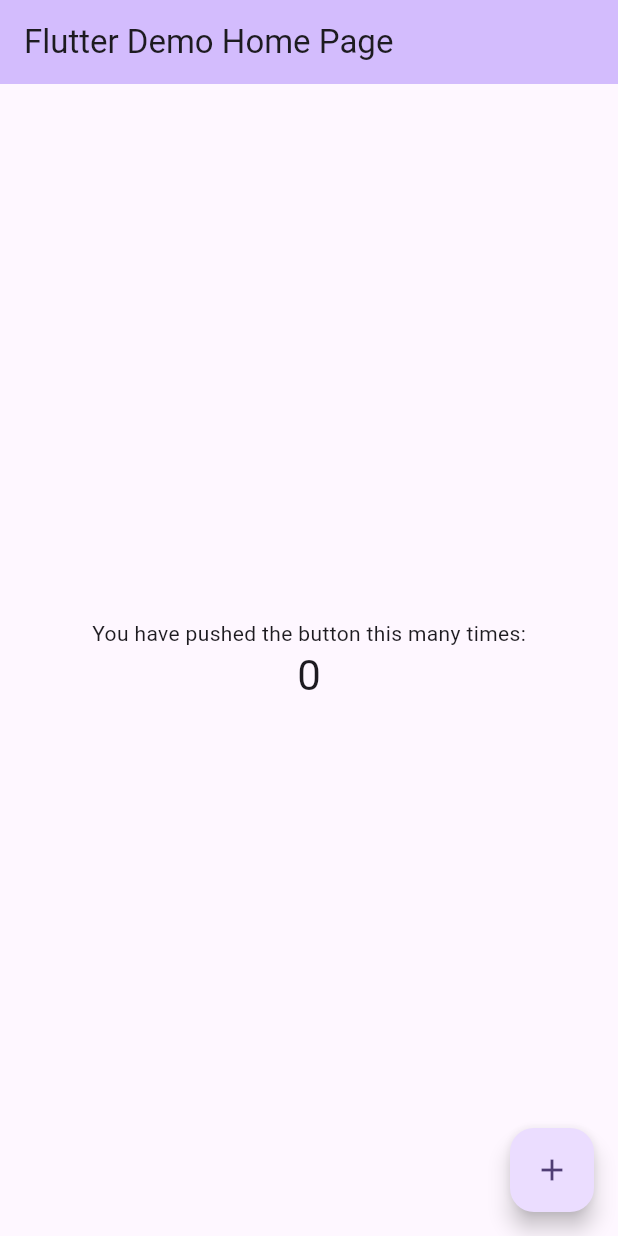
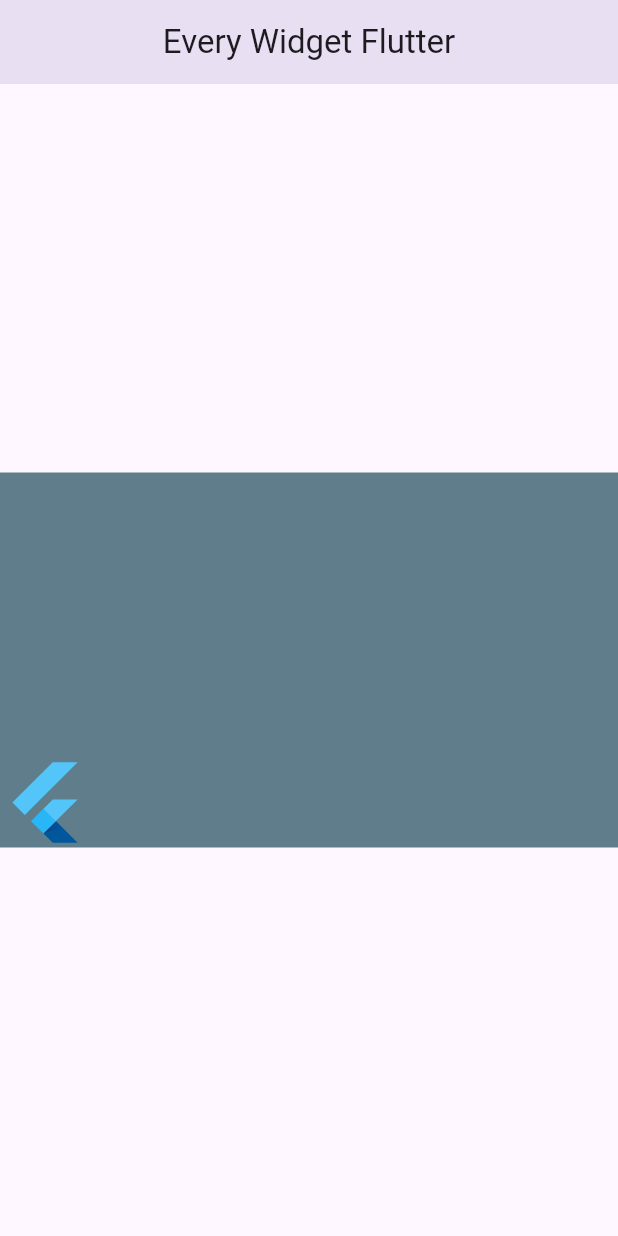
Before and after one commit to JakariaKhan-CSE/Every-Widget-Flutter, a Flutter app: the screen it shows after launch, on a phone screen of 412 x 824 dp. Run offline on Flutter 3.47's test engine with Material 3 defaults, Android fonts, the phone set to English and light mode, and no system bars.

Commit message:
5 widget added.

```diff
--- /dev/null
+++ b/lib/home_page.dart
@@ -0,0 +1,24 @@
+import 'package:every_widget_flutter/widget/about_dialog_widget.dart';
+import 'package:every_widget_flutter/widget/about_listtile_widget.dart';
+import 'package:every_widget_flutter/widget/alert_dialog_widget.dart';
+import 'package:every_widget_flutter/widget/align_widget.dart';
+import 'package:every_widget_flutter/widget/animated_align_widget.dart';
+import 'package:flutter/material.dart';
+
+class HomePage extends StatefulWidget {
+  const HomePage({super.key});
+
+  @override
+  State<HomePage> createState() => _HomePageState();
+}
+
+class _HomePageState extends State<HomePage> {
+  @override
+  Widget build(BuildContext context) {
+    return Scaffold(
+      appBar: AppBar(title: Text('Every Widget Flutter'),elevation: 15,centerTitle: true,),
+
+      body: AnimatedAlignWidget()
+    );
+  }
+}
--- a/lib/main.dart
+++ b/lib/main.dart
@@ -1,125 +1,19 @@
+import 'package:every_widget_flutter/home_page.dart';
+import 'package:flutter/cupertino.dart';
 import 'package:flutter/material.dart';
 
-void main() {
-  runApp(const MyApp());
+void main(){
+  runApp(MyApp());
 }
 
 class MyApp extends StatelessWidget {
   const MyApp({super.key});
 
-  // This widget is the root of your application.
   @override
   Widget build(BuildContext context) {
     return MaterialApp(
-      title: 'Flutter Demo',
-      theme: ThemeData(
-        // This is the theme of your application.
-        //
-        // TRY THIS: Try running your application with "flutter run". You'll see
-        // the application has a purple toolbar. Then, without quitting the app,
-        // try changing the seedColor in the colorScheme below to Colors.green
-        // and then invoke "hot reload" (save your changes or press the "hot
-        // reload" button in a Flutter-supported IDE, or press "r" if you used
-        // the command line to start the app).
-        //
-        // Notice that the counter didn't reset back to zero; the application
-        // state is not lost during the reload. To reset the state, use hot
-        // restart instead.
-        //
-        // This works for code too, not just values: Most code changes can be
-        // tested with just a hot reload.
-        colorScheme: ColorScheme.fromSeed(seedColor: Colors.deepPurple),
-        useMaterial3: true,
-      ),
-      home: const MyHomePage(title: 'Flutter Demo Home Page'),
+      debugShowCheckedModeBanner: false,
+      home: HomePage(),
     );
   }
 }
-
-class MyHomePage extends StatefulWidget {
-  const MyHomePage({super.key, required this.title});
-
-  // This widget is the home page of your application. It is stateful, meaning
-  // that it has a State object (defined below) that contains fields that affect
-  // how it looks.
-
-  // This class is the configuration for the state. It holds the values (in this
-  // case the title) provided by the parent (in this case the App widget) and
-  // used by the build method of the State. Fields in a Widget subclass are
-  // always marked "final".
-
-  final String title;
-
-  @override
-  State<MyHomePage> createState() => _MyHomePageState();
-}
-
-class _MyHomePageState extends State<MyHomePage> {
-  int _counter = 0;
-
-  void _incrementCounter() {
-    setState(() {
-      // This call to setState tells the Flutter framework that something has
-      // changed in this State, which causes it to rerun the build method below
-      // so that the display can reflect the updated values. If we changed
-      // _counter without calling setState(), then the build method would not be
-      // called again, and so nothing would appear to happen.
-      _counter++;
-    });
-  }
-
-  @override
-  Widget build(BuildContext context) {
-    // This method is rerun every time setState is called, for instance as done
-    // by the _incrementCounter method above.
-    //
-    // The Flutter framework has been optimized to make rerunning build methods
-    // fast, so that you can just rebuild anything that needs updating rather
-    // than having to individually change instances of widgets.
-    return Scaffold(
-      appBar: AppBar(
-        // TRY THIS: Try changing the color here to a specific color (to
-        // Colors.amber, perhaps?) and trigger a hot reload to see the AppBar
-        // change color while the other colors stay the same.
-        backgroundColor: Theme.of(context).colorScheme.inversePrimary,
-        // Here we take the value from the MyHomePage object that was created by
-        // the App.build method, and use it to set our appbar title.
-        title: Text(widget.title),
-      ),
-      body: Center(
-        // Center is a layout widget. It takes a single child and positions it
-        // in the middle of the parent.
-        child: Column(
-          // Column is also a layout widget. It takes a list of children and
-          // arranges them vertically. By default, it sizes itself to fit its
-          // children horizontally, and tries to be as tall as its parent.
-          //
-          // Column has various properties to control how it sizes itself and
-          // how it positions its children. Here we use mainAxisAlignment to
-          // center the children vertically; the main axis here is the vertical
-          // axis because Columns are vertical (the cross axis would be
-          // horizontal).
-          //
-          // TRY THIS: Invoke "debug painting" (choose the "Toggle Debug Paint"
-          // action in the IDE, or press "p" in the console), to see the
-          // wireframe for each widget.
-          mainAxisAlignment: MainAxisAlignment.center,
-          children: <Widget>[
-            const Text(
-              'You have pushed the button this many times:',
-            ),
-            Text(
-              '$_counter',
-              style: Theme.of(context).textTheme.headlineMedium,
-            ),
-          ],
-        ),
-      ),
-      floatingActionButton: FloatingActionButton(
-        onPressed: _incrementCounter,
-        tooltip: 'Increment',
-        child: const Icon(Icons.add),
-      ), // This trailing comma makes auto-formatting nicer for build methods.
-    );
-  }
-}
--- /dev/null
+++ b/lib/widget/animated_align_widget.dart
@@ -0,0 +1,36 @@
+import 'package:flutter/cupertino.dart';
+import 'package:flutter/material.dart';
+
+class AnimatedAlignWidget extends StatefulWidget {
+  const AnimatedAlignWidget({super.key});
+
+  @override
+  State<AnimatedAlignWidget> createState() => _AnimatedAlignWidgetState();
+}
+
+class _AnimatedAlignWidgetState extends State<AnimatedAlignWidget> {
+  bool isSelected = false;
+  @override
+  Widget build(BuildContext context) {
+    return Center(
+      child: GestureDetector(
+        onTap: (){
+          setState(() {
+            isSelected = !isSelected;
+          });
+        },
+        child: Container(
+          height: 250,
+          width: double.infinity,
+          color: Colors.blueGrey,
+          child: AnimatedAlign(
+              alignment: isSelected ? Alignment.topRight : Alignment.bottomLeft,
+              duration: Duration(seconds: 1),
+          curve: Curves.fastOutSlowIn,
+          child: FlutterLogo(size: 60,),
+          ),
+        ),
+      ),
+    );
+  }
+}
```
Also changed, not shown: lib/widget/about_dialog_widget.dart (added, +36 -0 lines), lib/widget/about_listtile_widget.dart (added, +28 -0 lines), lib/widget/alert_dialog_widget.dart (added, +29 -0 lines), lib/widget/align_widget.dart (added, +27 -0 lines).
